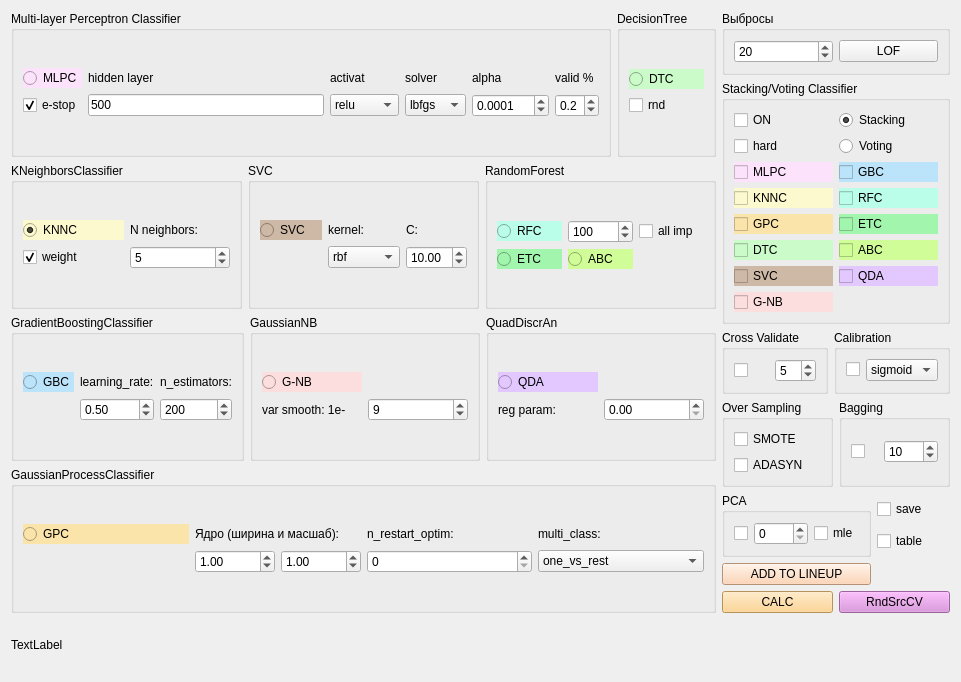
Above: qt/classifier_form.ui from idergunoff/geovel_1.0 before the change. Below: the same form after it.
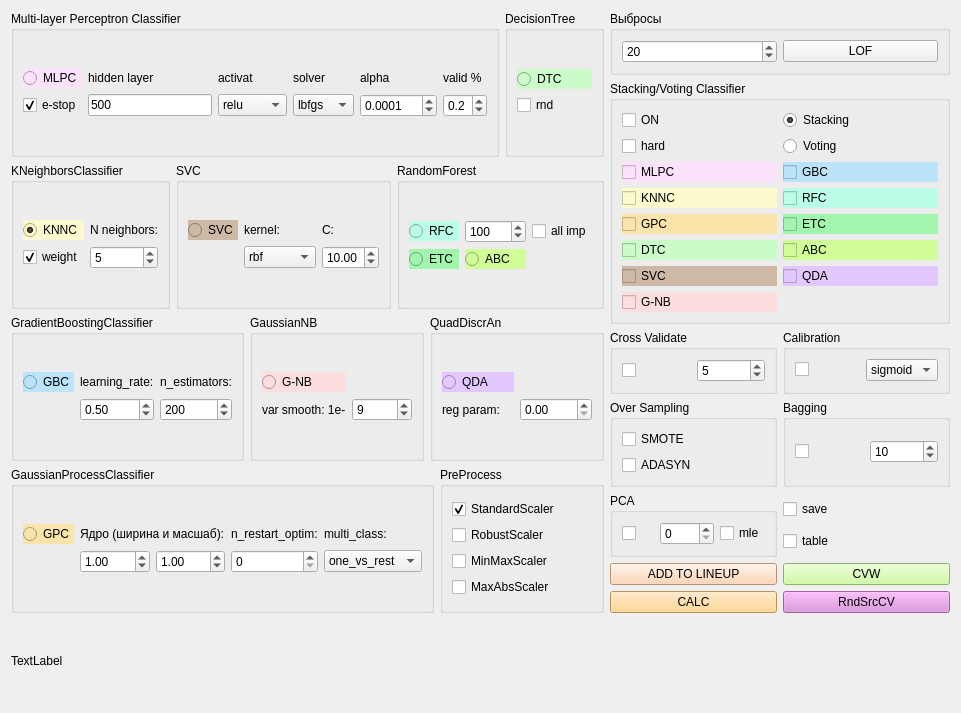
That is the form after the change.

The edit to the form file:
```diff
--- a/qt/classifier_form.ui
+++ b/qt/classifier_form.ui
@@ -7,223 +7,16 @@
     <x>0</x>
     <y>0</y>
     <width>961</width>
-    <height>682</height>
+    <height>713</height>
    </rect>
   </property>
   <property name="windowTitle">
    <string>Classifier</string>
   </property>
-  <layout class="QGridLayout" name="gridLayout_37">
+  <layout class="QGridLayout" name="gridLayout_38">
    <item row="0" column="0">
-    <layout class="QGridLayout" name="gridLayout_30">
-     <item row="2" column="0">
-      <layout class="QGridLayout" name="gridLayout_29">
-       <item row="0" column="0">
-        <widget class="QGroupBox" name="groupBox_6">
-         <property name="styleSheet">
-          <string notr="true"/>
-         </property>
-         <property name="title">
-          <string>GradientBoostingClassifier</string>
-         </property>
-         <layout class="QGridLayout" name="gridLayout_25">
-          <item row="0" column="0">
-           <layout class="QGridLayout" name="gridLayout_6">
-            <item row="0" column="0">
-             <widget class="QRadioButton" name="radioButton_gbc">
-              <property name="toolTip">
-               <string>Gradient Boosting for classification</string>
-              </property>
-              <property name="styleSheet">
-               <string notr="true">background-color: rgb(187, 227, 250);</string>
-              </property>
-              <property name="text">
-               <string>GBC</string>
-              </property>
-              <property name="checked">
-               <bool>false</bool>
-              </property>
-              <attribute name="buttonGroup">
-               <string notr="true">buttonGroup</string>
-              </attribute>
-             </widget>
-            </item>
-            <item row="0" column="1">
-             <widget class="QLabel" name="label_5">
-              <property name="toolTip">
-               <string>Этот параметр контролирует величину шага при обновлении весов моделей на каждой итерации бустинга. Меньшие значения learning_rate требуют большего числа деревьев для достижения хорошей точности, но могут улучшить устойчивость модели.</string>
-              </property>
-              <property name="text">
-               <string>learning_rate:</string>
-              </property>
-             </widget>
-            </item>
-            <item row="0" column="2">
-             <widget class="QLabel" name="label_6">
-              <property name="toolTip">
-               <string>Это количество базовых моделей (например, деревьев решений), которые будут объединены для создания финальной модели. Большее количество деревьев может улучшить точность модели, но также увеличит время обучения. </string>
-              </property>
-              <property name="text">
-               <string>n_estimators:</string>
-              </property>
-             </widget>
-            </item>
-            <item row="1" column="1">
-             <widget class="QDoubleSpinBox" name="doubleSpinBox_learning_rate">
-              <property name="toolTip">
-               <string>Этот параметр контролирует величину шага при обновлении весов моделей на каждой итерации бустинга. Меньшие значения learning_rate требуют большего числа деревьев для достижения хорошей точности, но могут улучшить устойчивость модели.</string>
-              </property>
-              <property name="minimum">
-               <double>0.010000000000000</double>
-              </property>
-              <property name="singleStep">
-               <double>0.100000000000000</double>
-              </property>
-              <property name="value">
-               <double>0.500000000000000</double>
-              </property>
-             </widget>
-            </item>
-            <item row="1" column="2">
-             <widget class="QSpinBox" name="spinBox_n_estimators">
-              <property name="toolTip">
-               <string>Это количество базовых моделей (например, деревьев решений), которые будут объединены для создания финальной модели. Большее количество деревьев может улучшить точность модели, но также увеличит время обучения. </string>
-              </property>
-              <property name="minimum">
-               <number>1</number>
-              </property>
-              <property name="maximum">
-               <number>10000</number>
-              </property>
-              <property name="singleStep">
-               <number>50</number>
-              </property>
-              <property name="value">
-               <number>200</number>
-              </property>
-             </widget>
-            </item>
-           </layout>
-          </item>
-         </layout>
-        </widget>
-       </item>
-       <item row="0" column="1">
-        <widget class="QGroupBox" name="groupBox_8">
-         <property name="styleSheet">
-          <string notr="true"/>
-         </property>
-         <property name="title">
-          <string>GaussianNB</string>
-         </property>
-         <layout class="QGridLayout" name="gridLayout_14">
-          <item row="0" column="0">
-           <layout class="QGridLayout" name="gridLayout_13">
-            <item row="1" column="2">
-             <widget class="QSpinBox" name="spinBox_gnb_var_smooth">
-              <property name="toolTip">
-               <string>Доля наибольшей дисперсии всех признаков, которая добавляется к дисперсиям для стабильности вычислений</string>
-              </property>
-              <property name="minimum">
-               <number>5</number>
-              </property>
-              <property name="maximum">
-               <number>12</number>
-              </property>
-              <property name="value">
-               <number>9</number>
-              </property>
-             </widget>
-            </item>
-            <item row="1" column="1">
-             <widget class="QLabel" name="label_4">
-              <property name="toolTip">
-               <string>Доля наибольшей дисперсии всех признаков, которая добавляется к дисперсиям для стабильности вычислений</string>
-              </property>
-              <property name="text">
-               <string>var smooth: 1e-</string>
-              </property>
-             </widget>
-            </item>
-            <item row="0" column="1">
-             <widget class="QRadioButton" name="radioButton_gnb">
-              <property name="toolTip">
-               <string>Gaussian Naive Bayes</string>
-              </property>
-              <property name="styleSheet">
-               <string notr="true">background-color: rgb(252, 222, 222);</string>
-              </property>
-              <property name="text">
-               <string>G-NB</string>
-              </property>
-              <attribute name="buttonGroup">
-               <string notr="true">buttonGroup</string>
-              </attribute>
-             </widget>
-            </item>
-           </layout>
-          </item>
-         </layout>
-        </widget>
-       </item>
-       <item row="0" column="2">
-        <widget class="QGroupBox" name="groupBox_7">
-         <property name="styleSheet">
-          <string notr="true"/>
-         </property>
-         <property name="title">
-          <string>QuadDiscrAn</string>
-         </property>
-         <layout class="QGridLayout" name="gridLayout_12">
-          <item row="0" column="1">
-           <layout class="QGridLayout" name="gridLayout_11">
-            <item row="1" column="0">
-             <widget class="QLabel" name="label_3">
-              <property name="toolTip">
-               <string>Регуляризационный параметр, добавляемый к диагонали матрицы дисперсии в каждом классе. Использование регуляризации может быть полезно в случаях, когда количество признаков больше количества образцов.</string>
-              </property>
-              <property name="text">
-               <string>reg param:</string>
-              </property>
-             </widget>
-            </item>
-            <item row="1" column="1">
-             <widget class="QDoubleSpinBox" name="doubleSpinBox_qda_reg_param">
-              <property name="toolTip">
-               <string>Регуляризационный параметр, добавляемый к диагонали матрицы дисперсии в каждом классе. Использование регуляризации может быть полезно в случаях, когда количество признаков больше количества образцов.</string>
-              </property>
-              <property name="maximum">
-               <double>1.000000000000000</double>
-              </property>
-              <property name="singleStep">
-               <double>0.010000000000000</double>
-              </property>
-             </widget>
-            </item>
-            <item row="0" column="0">
-             <widget class="QRadioButton" name="radioButton_qda">
-              <property name="toolTip">
-               <string>Quadratic Discriminant Analysis</string>
-              </property>
-              <property name="styleSheet">
-               <string notr="true">background-color: rgb(227, 200, 255);</string>
-              </property>
-              <property name="text">
-               <string>QDA</string>
-              </property>
-              <attribute name="buttonGroup">
-               <string notr="true">buttonGroup</string>
-              </attribute>
-             </widget>
-            </item>
-           </layout>
-          </item>
-         </layout>
-        </widget>
-       </item>
-      </layout>
-     </item>
-     <item row="0" column="0">
+    <layout class="QGridLayout" name="gridLayout_37">
+     <item row="0" column="0" colspan="2">
       <layout class="QGridLayout" name="gridLayout_27">
        <item row="0" column="0">
         <widget class="QGroupBox" name="groupBox">
@@ -434,7 +227,7 @@
        </item>
       </layout>
      </item>
-     <item row="1" column="0">
+     <item row="1" column="0" colspan="2">
       <layout class="QGridLayout" name="gridLayout_28">
        <item row="0" column="0">
         <widget class="QGroupBox" name="groupBox_2">
@@ -691,6 +484,213 @@
        </item>
       </layout>
      </item>
+     <item row="2" column="0" colspan="2">
+      <layout class="QGridLayout" name="gridLayout_29">
+       <item row="0" column="0">
+        <widget class="QGroupBox" name="groupBox_6">
+         <property name="styleSheet">
+          <string notr="true"/>
+         </property>
+         <property name="title">
+          <string>GradientBoostingClassifier</string>
+         </property>
+         <layout class="QGridLayout" name="gridLayout_25">
+          <item row="0" column="0">
+           <layout class="QGridLayout" name="gridLayout_6">
+            <item row="0" column="0">
+             <widget class="QRadioButton" name="radioButton_gbc">
+              <property name="toolTip">
+               <string>Gradient Boosting for classification</string>
+              </property>
+              <property name="styleSheet">
+               <string notr="true">background-color: rgb(187, 227, 250);</string>
+              </property>
+              <property name="text">
+               <string>GBC</string>
+              </property>
+              <property name="checked">
+               <bool>false</bool>
+              </property>
+              <attribute name="buttonGroup">
+               <string notr="true">buttonGroup</string>
+              </attribute>
+             </widget>
+            </item>
+            <item row="0" column="1">
+             <widget class="QLabel" name="label_5">
+              <property name="toolTip">
+               <string>Этот параметр контролирует величину шага при обновлении весов моделей на каждой итерации бустинга. Меньшие значения learning_rate требуют большего числа деревьев для достижения хорошей точности, но могут улучшить устойчивость модели.</string>
+              </property>
+              <property name="text">
+               <string>learning_rate:</string>
+              </property>
+             </widget>
+            </item>
+            <item row="0" column="2">
+             <widget class="QLabel" name="label_6">
+              <property name="toolTip">
+               <string>Это количество базовых моделей (например, деревьев решений), которые будут объединены для создания финальной модели. Большее количество деревьев может улучшить точность модели, но также увеличит время обучения. </string>
+              </property>
+              <property name="text">
+               <string>n_estimators:</string>
+              </property>
+             </widget>
+            </item>
+            <item row="1" column="1">
+             <widget class="QDoubleSpinBox" name="doubleSpinBox_learning_rate">
+              <property name="toolTip">
+               <string>Этот параметр контролирует величину шага при обновлении весов моделей на каждой итерации бустинга. Меньшие значения learning_rate требуют большего числа деревьев для достижения хорошей точности, но могут улучшить устойчивость модели.</string>
+              </property>
+              <property name="minimum">
+               <double>0.010000000000000</double>
+              </property>
+              <property name="singleStep">
+               <double>0.100000000000000</double>
+              </property>
+              <property name="value">
+               <double>0.500000000000000</double>
+              </property>
+             </widget>
+            </item>
+            <item row="1" column="2">
+             <widget class="QSpinBox" name="spinBox_n_estimators">
+              <property name="toolTip">
+               <string>Это количество базовых моделей (например, деревьев решений), которые будут объединены для создания финальной модели. Большее количество деревьев может улучшить точность модели, но также увеличит время обучения. </string>
+              </property>
+              <property name="minimum">
+               <number>1</number>
+              </property>
+              <property name="maximum">
+               <number>10000</number>
+              </property>
+              <property name="singleStep">
+               <number>50</number>
+              </property>
+              <property name="value">
+               <number>200</number>
+              </property>
+             </widget>
+            </item>
+           </layout>
+          </item>
+         </layout>
+        </widget>
+       </item>
+       <item row="0" column="1">
+        <widget class="QGroupBox" name="groupBox_8">
+         <property name="styleSheet">
+          <string notr="true"/>
+         </property>
+         <property name="title">
+          <string>GaussianNB</string>
+         </property>
+         <layout class="QGridLayout" name="gridLayout_14">
+          <item row="0" column="0">
+           <layout class="QGridLayout" name="gridLayout_13">
+            <item row="1" column="2">
+             <widget class="QSpinBox" name="spinBox_gnb_var_smooth">
+              <property name="toolTip">
+               <string>Доля наибольшей дисперсии всех признаков, которая добавляется к дисперсиям для стабильности вычислений</string>
+              </property>
+              <property name="minimum">
+               <number>5</number>
+              </property>
+              <property name="maximum">
+               <number>12</number>
+              </property>
+              <property name="value">
+               <number>9</number>
+              </property>
+             </widget>
+            </item>
+            <item row="1" column="1">
+             <widget class="QLabel" name="label_4">
+              <property name="toolTip">
+               <string>Доля наибольшей дисперсии всех признаков, которая добавляется к дисперсиям для стабильности вычислений</string>
+              </property>
+              <property name="text">
+               <string>var smooth: 1e-</string>
+              </property>
+             </widget>
+            </item>
+            <item row="0" column="1">
+             <widget class="QRadioButton" name="radioButton_gnb">
+              <property name="toolTip">
+               <string>Gaussian Naive Bayes</string>
+              </property>
+              <property name="styleSheet">
+               <string notr="true">background-color: rgb(252, 222, 222);</string>
+              </property>
+              <property name="text">
+               <string>G-NB</string>
+              </property>
+              <attribute name="buttonGroup">
+               <string notr="true">buttonGroup</string>
+              </attribute>
+             </widget>
+            </item>
+           </layout>
+          </item>
+         </layout>
+        </widget>
+       </item>
+       <item row="0" column="2">
+        <widget class="QGroupBox" name="groupBox_7">
+         <property name="styleSheet">
+          <string notr="true"/>
+         </property>
+         <property name="title">
+          <string>QuadDiscrAn</string>
+         </property>
+         <layout class="QGridLayout" name="gridLayout_12">
+          <item row="0" column="1">
+           <layout class="QGridLayout" name="gridLayout_11">
+            <item row="1" column="0">
+             <widget class="QLabel" name="label_3">
+              <property name="toolTip">
+               <string>Регуляризационный параметр, добавляемый к диагонали матрицы дисперсии в каждом классе. Использование регуляризации может быть полезно в случаях, когда количество признаков больше количества образцов.</string>
+              </property>
+              <property name="text">
+               <string>reg param:</string>
+              </property>
+             </widget>
+            </item>
+            <item row="1" column="1">
+             <widget class="QDoubleSpinBox" name="doubleSpinBox_qda_reg_param">
+              <property name="toolTip">
+               <string>Регуляризационный параметр, добавляемый к диагонали матрицы дисперсии в каждом классе. Использование регуляризации может быть полезно в случаях, когда количество признаков больше количества образцов.</string>
+              </property>
+              <property name="maximum">
+               <double>1.000000000000000</double>
+              </property>
+              <property name="singleStep">
+               <double>0.010000000000000</double>
+              </property>
+             </widget>
+            </item>
+            <item row="0" column="0">
+             <widget class="QRadioButton" name="radioButton_qda">
+              <property name="toolTip">
+               <string>Quadratic Discriminant Analysis</string>
+              </property>
+              <property name="styleSheet">
+               <string notr="true">background-color: rgb(227, 200, 255);</string>
+              </property>
+              <property name="text">
+               <string>QDA</string>
+              </property>
+              <attribute name="buttonGroup">
+               <string notr="true">buttonGroup</string>
+              </attribute>
+             </widget>
+            </item>
+           </layout>
+          </item>
+         </layout>
+        </widget>
+       </item>
+      </layout>
+     </item>
      <item row="3" column="0">
       <widget class="QGroupBox" name="groupBox_3">
        <property name="styleSheet">
@@ -822,6 +822,50 @@
        </layout>
       </widget>
      </item>
+     <item row="3" column="1">
+      <widget class="QGroupBox" name="groupBox_17">
+       <property name="title">
+        <string>PreProcess</string>
+       </property>
+       <layout class="QGridLayout" name="gridLayout_36">
+        <item row="0" column="0">
+         <layout class="QGridLayout" name="gridLayout_30">
+          <item row="0" column="0">
+           <widget class="QCheckBox" name="checkBox_stdscaler">
+            <property name="text">
+             <string>StandardScaler</string>
+            </property>
+            <property name="checked">
+             <bool>true</bool>
+            </property>
+           </widget>
+          </item>
+          <item row="1" column="0">
+           <widget class="QCheckBox" name="checkBox_robscaler">
+            <property name="text">
+             <string>RobustScaler</string>
+            </property>
+           </widget>
+          </item>
+          <item row="2" column="0">
+           <widget class="QCheckBox" name="checkBox_mnmxscaler">
+            <property name="text">
+             <string>MinMaxScaler</string>
+            </property>
+           </widget>
+          </item>
+          <item row="3" column="0">
+           <widget class="QCheckBox" name="checkBox_mxabsscaler">
+            <property name="text">
+             <string>MaxAbsScaler</string>
+            </property>
+           </widget>
+          </item>
+         </layout>
+        </item>
+       </layout>
+      </widget>
+     </item>
     </layout>
    </item>
    <item row="0" column="1">
@@ -1252,6 +1296,19 @@
        </property>
       </widget>
      </item>
+     <item row="5" column="1">
+      <widget class="QPushButton" name="pushButton_cvw">
+       <property name="toolTip">
+        <string>Cross Validate by Well</string>
+       </property>
+       <property name="styleSheet">
+        <string notr="true">background-color: rgb(198, 250, 146);</string>
+       </property>
+       <property name="text">
+        <string>CVW</string>
+       </property>
+      </widget>
+     </item>
     </layout>
    </item>
    <item row="1" column="0">
```
Left out of the diff: 5 changed lines with no effect on the pictures.
